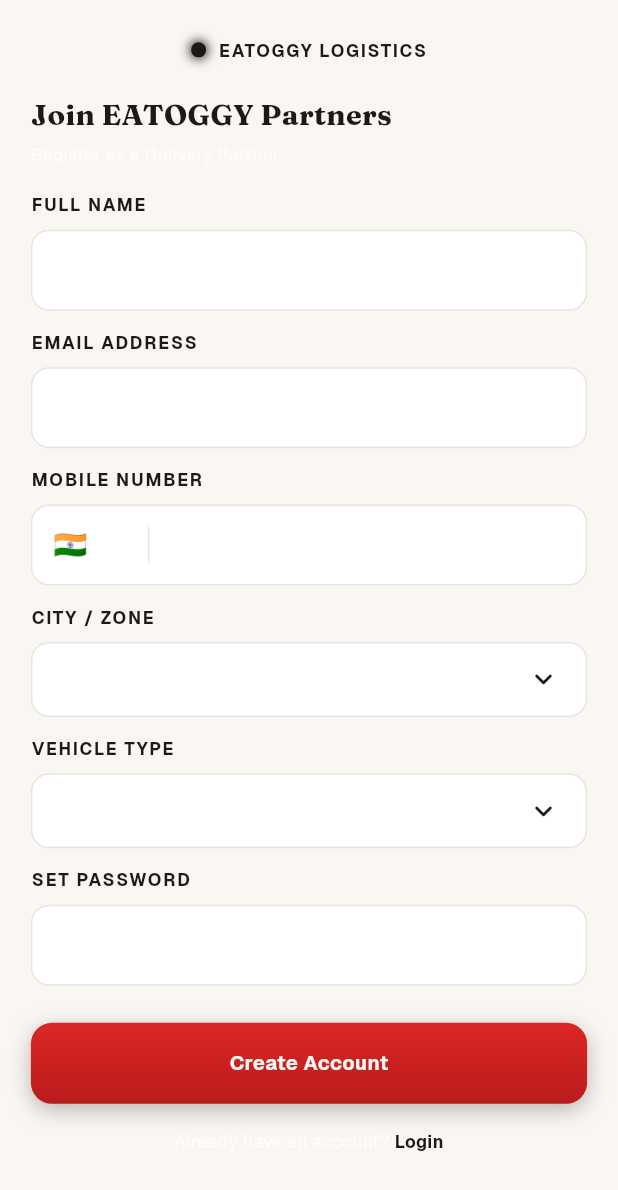
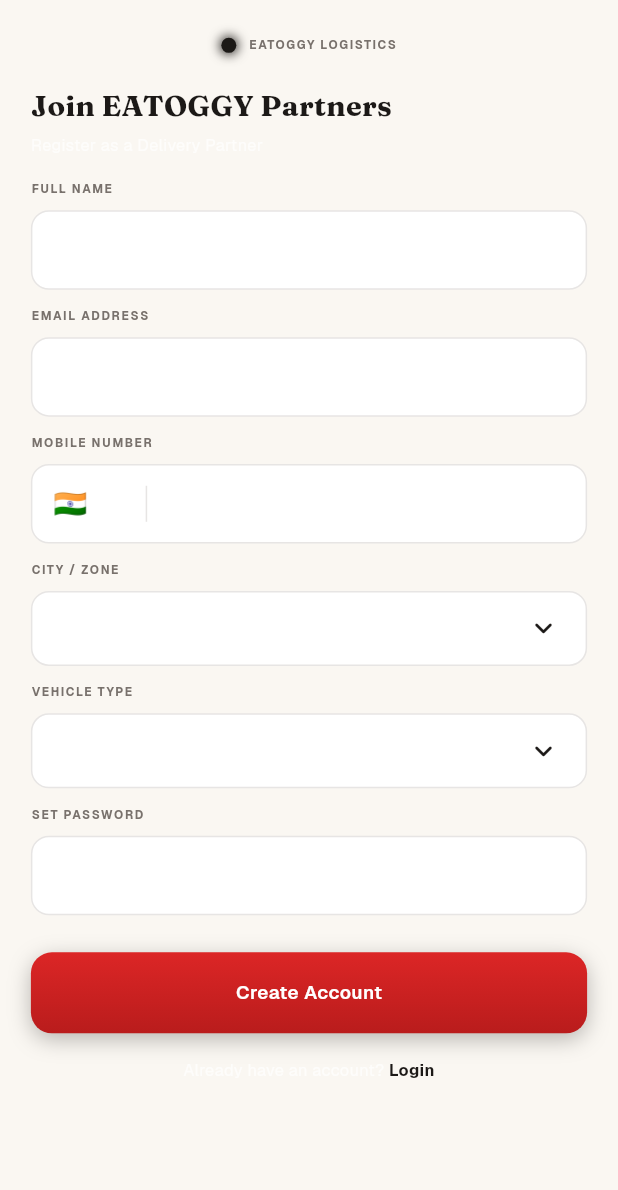
Before and after one commit to prabhasadvmen-maker/eatoggy-partner-app-, a Flutter app: the screen it shows after launch, on a phone screen of 412 x 824 dp. Shown: the top 1190 px of the screen. Run offline on Flutter 3.47's test engine with Material 3 defaults, Android fonts, the phone set to English and light mode, and no system bars; our stand-ins replace equatable, flutter_bloc, go_router, google_fonts, image_picker, sizer; project files that could hold a hidden picture were left out.

Commit message:
style(theme): update typography hierarchy and text styles for partner UI

```diff
--- a/lib/core/theme/app_text_styles.dart
+++ b/lib/core/theme/app_text_styles.dart
@@ -6,94 +6,103 @@ import 'app_colors.dart';
 class AppTextStyles {
   AppTextStyles._();
 
-  // Headings using Fraunces
+  // Headings using Fraunces (Luxury Serif for Brand, Numbers & Headers)
   static TextStyle displayLarge = GoogleFonts.fraunces(
     fontSize: 22.sp,
     fontWeight: FontWeight.bold,
-    color: AppColors.goldFont,
+    color: AppColors.textPrimary,
     letterSpacing: -0.5,
   );
 
   static TextStyle headingLarge = GoogleFonts.fraunces(
     fontSize: 18.sp,
     fontWeight: FontWeight.bold,
-    color: AppColors.goldFont,
+    color: AppColors.textPrimary,
   );
 
   static TextStyle headingMedium = GoogleFonts.fraunces(
     fontSize: 16.sp,
     fontWeight: FontWeight.w600,
-    color: AppColors.textPrimaryDark,
+    color: AppColors.textPrimary,
   );
 
   static TextStyle headingSmall = GoogleFonts.fraunces(
     fontSize: 15.sp,
     fontWeight: FontWeight.w600,
-    color: AppColors.textPrimaryDark,
+    color: AppColors.textPrimary,
   );
 
-  // Body and Labels using Geist
+  // Body and Labels using Geist (Clean Modern Sans-Serif)
   static TextStyle titleLarge = GoogleFonts.geist(
-    fontSize: 15.sp,
+    fontSize: 16.sp,
     fontWeight: FontWeight.w600,
-    color: AppColors.textPrimaryDark,
+    color: AppColors.textPrimary,
   );
 
   static TextStyle titleMedium = GoogleFonts.geist(
-    fontSize: 14.sp,
+    fontSize: 14.5.sp,
     fontWeight: FontWeight.w600,
-    color: AppColors.textPrimaryDark,
+    color: AppColors.textPrimary,
   );
 
   static TextStyle bodyLarge = GoogleFonts.geist(
-    fontSize: 15.sp,
+    fontSize: 14.5.sp,
     fontWeight: FontWeight.w400,
-    color: AppColors.textPrimaryDark,
+    color: AppColors.textPrimary,
   );
 
   static TextStyle bodyMedium = GoogleFonts.geist(
-    fontSize: 14.sp,
+    fontSize: 13.5.sp,
     fontWeight: FontWeight.w400,
-    color: AppColors.textSecondaryDark,
+    color: AppColors.textSecondary,
   );
 
   static TextStyle bodySmall = GoogleFonts.geist(
-    fontSize: 14.sp,
+    fontSize: 12.5.sp,
     fontWeight: FontWeight.w400,
-    color: AppColors.textSecondaryDark,
+    color: AppColors.textSecondary,
   );
 
   static TextStyle button = GoogleFonts.geist(
-    fontSize: 15.sp,
-    fontWeight: FontWeight.w700,
-    color: AppColors.darkBackground,
+    fontSize: 14.5.sp,
+    fontWeight: FontWeight.w600,
+    color: AppColors.textLight,
+    letterSpacing: 0.3,
   );
 
   static TextStyle caption = GoogleFonts.geist(
-    fontSize: 14.sp,
+    fontSize: 12.sp,
     fontWeight: FontWeight.w500,
-    color: AppColors.textMutedDark,
+    color: AppColors.textSecondary,
   );
 
   static TextStyle label = GoogleFonts.geist(
-    fontSize: 14.sp,
+    fontSize: 11.5.sp,
     fontWeight: FontWeight.w700,
-    color: AppColors.goldFont,
-    letterSpacing: 1.2,
+    color: AppColors.textSecondary,
+    letterSpacing: 1.1,
+  );
+
+  // Currency & KPI Metrics
+  static TextStyle kpiMetric = GoogleFonts.fraunces(
+    fontSize: 22.sp,
+    fontWeight: FontWeight.bold,
+    color: AppColors.textPrimary,
+    letterSpacing: -0.5,
   );
 
   // Splash Screen specific text styles
   static TextStyle splashPartnerTitle = GoogleFonts.geist(
-    fontSize: 16.sp,
+    fontSize: 15.sp,
     fontWeight: FontWeight.w700,
-    color: AppColors.goldFont,
-    letterSpacing: 1.8,
+    color: AppColors.textPrimary,
+    letterSpacing: 2.0,
   );
 
   static TextStyle splashSubtitle = GoogleFonts.geist(
-    fontSize: 14.sp,
+    fontSize: 13.sp,
     fontWeight: FontWeight.w400,
-    color: AppColors.goldFont.withValues(alpha: 0.65),
+    color: AppColors.textSecondary,
     letterSpacing: 0.5,
   );
 }
```
